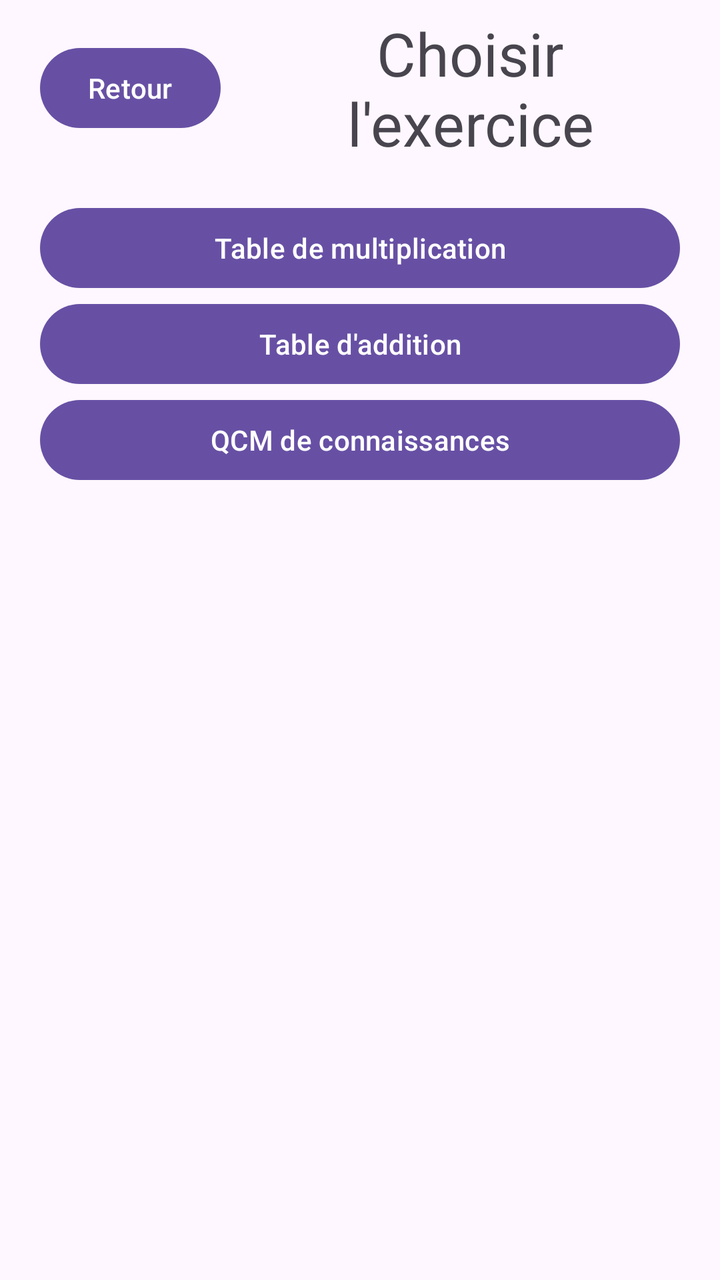
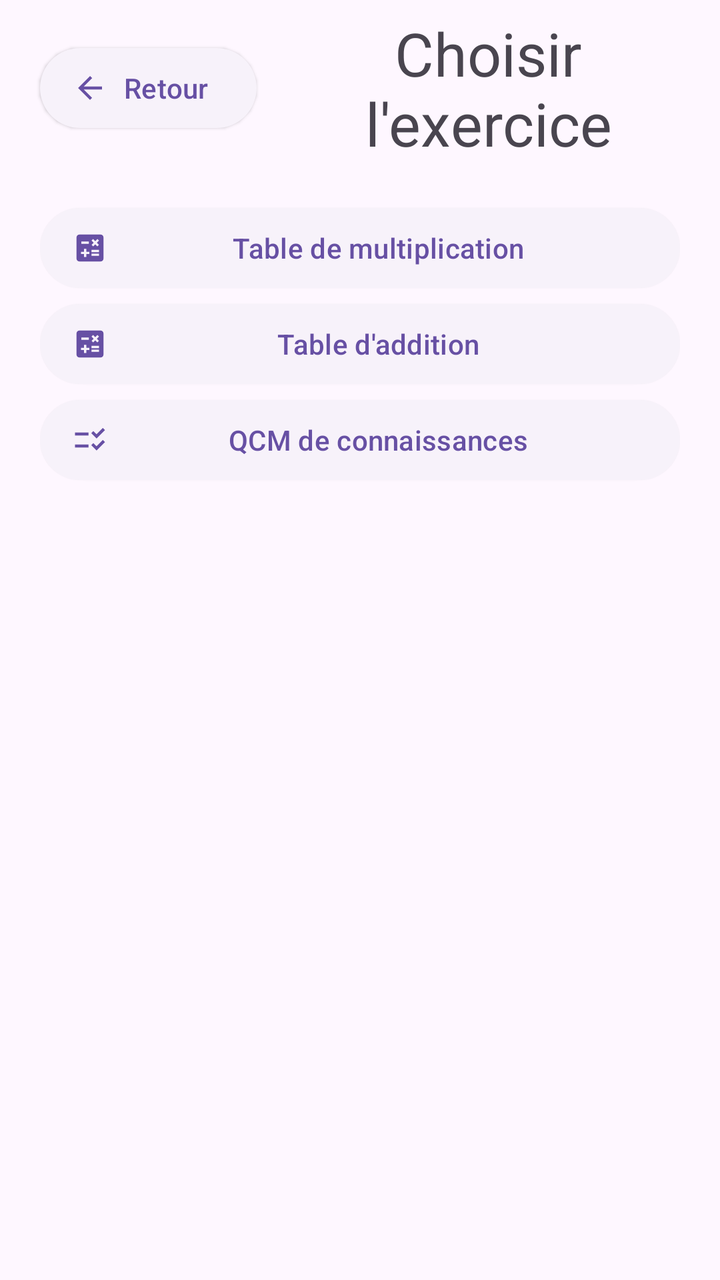

Compare the two renders of this Android layout. The source of the first and the diff that turns it into the second are given below.
<!-- AndroidManifest.xml: application theme Theme.MiniProjet -->
<!-- res/layout/activity_liste_exo.xml -->
<?xml version="1.0" encoding="utf-8"?>
<RelativeLayout xmlns:android="http://schemas.android.com/apk/res/android"
    xmlns:app="http://schemas.android.com/apk/res-auto"
    xmlns:tools="http://schemas.android.com/tools"
    android:id="@+id/main"
    android:layout_width="match_parent"
    android:layout_height="match_parent"
    tools:context=".ListeExoActivity">
    <LinearLayout
        android:layout_width="match_parent"
        android:layout_height="wrap_content"
        android:orientation="horizontal"
        android:gravity="center">

        <Button
            android:layout_width="wrap_content"
            android:layout_height="wrap_content"
            android:text="@string/Creation_button_text_retour"
            android:layout_margin="20dp"
            android:onClick="btnRetour"/>
        <TextView
            android:id="@+id/Liste_text_title"
            android:text="@string/List_text"
            android:layout_width="match_parent"
            android:layout_height="wrap_content"
            android:gravity="center"
            android:textSize="30dp"
            android:layout_marginRight="20dp"/>
    </LinearLayout>


    <LinearLayout
        android:layout_width="match_parent"
        android:layout_height="match_parent"
        android:orientation="vertical"
        android:layout_marginTop="100dp"
        android:layout_marginHorizontal="20dp">

        <Button
            android:layout_width="match_parent"
            android:layout_height="wrap_content"
            android:text="@string/List_btn_TableDeMult"
            android:onClick="onExoTableDeMult"/>

        <Button
            android:layout_width="match_parent"
            android:layout_height="wrap_content"
            android:text="@string/List_btn_TableDadd"
            android:onClick="onExoTableDadd"/>

        <Button
            android:layout_width="match_parent"
            android:layout_height="wrap_content"
            android:text="@string/List_btn_QCM"
            android:onClick="onExoQCM"/>

    </LinearLayout>
</RelativeLayout>
<!-- resources referenced by this layout -->
<resources>
  <string name="Creation_button_text_retour">Retour</string>
  <string name="List_btn_QCM">QCM de connaissances</string>
  <string name="List_btn_TableDadd">Table d\'addition</string>
  <string name="List_btn_TableDeMult">Table de multiplication</string>
  <string name="List_text">Choisir l\'exercice</string>
  <style name="Theme.MiniProjet" parent="Base.Theme.MiniProjet" />
  <style name="Base.Theme.MiniProjet" parent="Theme.Material3.DayNight.NoActionBar">
          
          
      </style>
</resources>

<!-- the commit's change to res/layout/activity_liste_exo.xml (unified diff, before → after) -->
@@ -13,11 +13,15 @@
         android:gravity="center">
 
         <Button
+            style="@style/Widget.Material3.Button.ElevatedButton.Icon"
             android:layout_width="wrap_content"
             android:layout_height="wrap_content"
             android:text="@string/Creation_button_text_retour"
             android:layout_margin="20dp"
-            android:onClick="btnRetour"/>
+            android:onClick="btnRetour"
+            app:icon="@drawable/baseline_arrow_back_24"
+            />
+
         <TextView
             android:id="@+id/Liste_text_title"
             android:text="@string/List_text"
@@ -37,22 +41,31 @@
         android:layout_marginHorizontal="20dp">
 
         <Button
+            style="@style/Widget.Material3.Button.ElevatedButton.Icon"
             android:layout_width="match_parent"
             android:layout_height="wrap_content"
             android:text="@string/List_btn_TableDeMult"
-            android:onClick="onExoTableDeMult"/>
+            android:onClick="onExoTableDeMult"
+            app:icon="@drawable/baseline_calculate_24"
+            />
 
         <Button
+            style="@style/Widget.Material3.Button.ElevatedButton.Icon"
             android:layout_width="match_parent"
             android:layout_height="wrap_content"
             android:text="@string/List_btn_TableDadd"
-            android:onClick="onExoTableDadd"/>
+            android:onClick="onExoTableDadd"
+            app:icon="@drawable/baseline_calculate_24"
+            />
 
         <Button
+            style="@style/Widget.Material3.Button.ElevatedButton.Icon"
             android:layout_width="match_parent"
             android:layout_height="wrap_content"
             android:text="@string/List_btn_QCM"
-            android:onClick="onExoQCM"/>
+            android:onClick="onExoQCM"
+            app:icon="@drawable/baseline_checklist_rtl_24"
+            />
 
     </LinearLayout>
 </RelativeLayout>
<!-- resource entries referenced after the edit -->
@@ -1,5 +1,23 @@
 <!-- resources referenced by this layout -->
 <resources>
+  <!-- drawable baseline_arrow_back_24 (drawable) -->
+  <vector xmlns:android="http://schemas.android.com/apk/res/android" android:autoMirrored="true" android:height="24dp" android:tint="#000000" android:viewportHeight="24" android:viewportWidth="24" android:width="24dp">
+        
+      <path android:fillColor="@android:color/white" android:pathData="M20,11H7.83l5.59,-5.59L12,4l-8,8 8,8 1.41,-1.41L7.83,13H20v-2z"/>
+      
+  </vector>
+  <!-- drawable baseline_calculate_24 (drawable) -->
+  <vector xmlns:android="http://schemas.android.com/apk/res/android" android:height="24dp" android:tint="#000000" android:viewportHeight="24" android:viewportWidth="24" android:width="24dp">
+        
+      <path android:fillColor="@android:color/white" android:pathData="M19,3H5C3.9,3 3,3.9 3,5v14c0,1.1 0.9,2 2,2h14c1.1,0 2,-0.9 2,-2V5C21,3.9 20.1,3 19,3zM13.03,7.06L14.09,6l1.41,1.41L16.91,6l1.06,1.06l-1.41,1.41l1.41,1.41l-1.06,1.06L15.5,9.54l-1.41,1.41l-1.06,-1.06l1.41,-1.41L13.03,7.06zM6.25,7.72h5v1.5h-5V7.72zM11.5,16h-2v2H8v-2H6v-1.5h2v-2h1.5v2h2V16zM18,17.25h-5v-1.5h5V17.25zM18,14.75h-5v-1.5h5V14.75z"/>
+      
+  </vector>
+  <!-- drawable baseline_checklist_rtl_24 (drawable) -->
+  <vector xmlns:android="http://schemas.android.com/apk/res/android" android:height="24dp" android:tint="#000000" android:viewportHeight="24" android:viewportWidth="24" android:width="24dp">
+        
+      <path android:fillColor="@android:color/white" android:pathData="M11,7H2v2h9V7zM11,15H2v2h9V15zM16.34,11l-3.54,-3.54l1.41,-1.41l2.12,2.12l4.24,-4.24L22,5.34L16.34,11zM16.34,19l-3.54,-3.54l1.41,-1.41l2.12,2.12l4.24,-4.24L22,13.34L16.34,19z"/>
+      
+  </vector>
   <string name="Creation_button_text_retour">Retour</string>
   <string name="List_btn_QCM">QCM de connaissances</string>
   <string name="List_btn_TableDadd">Table d\'addition</string>
